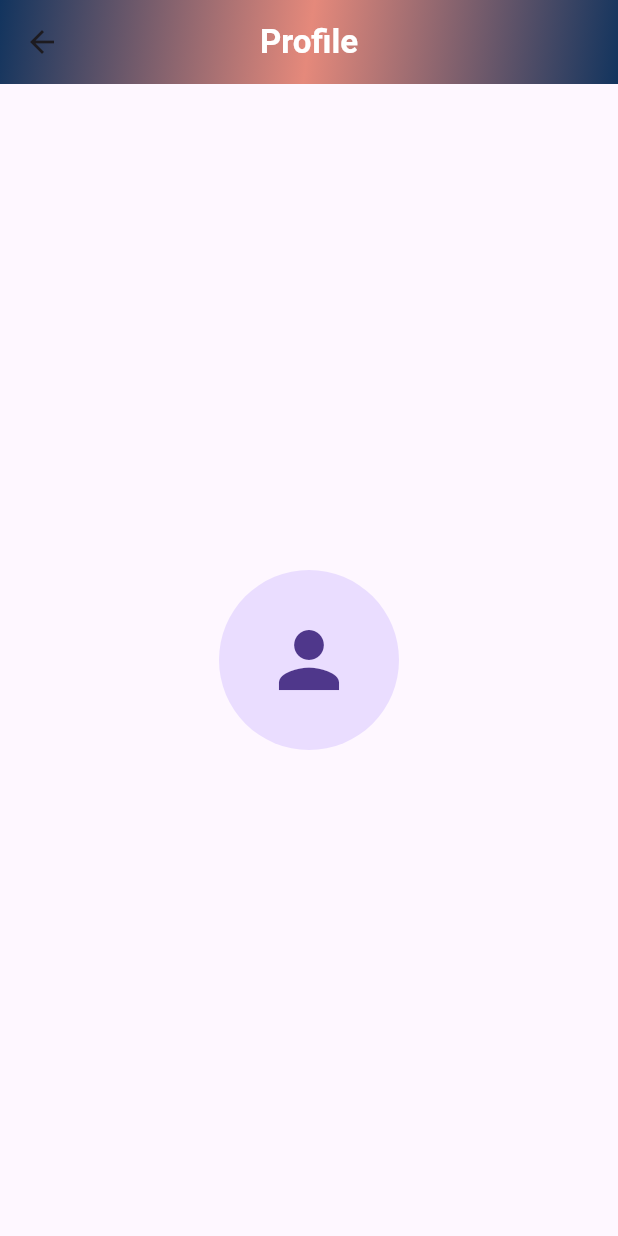
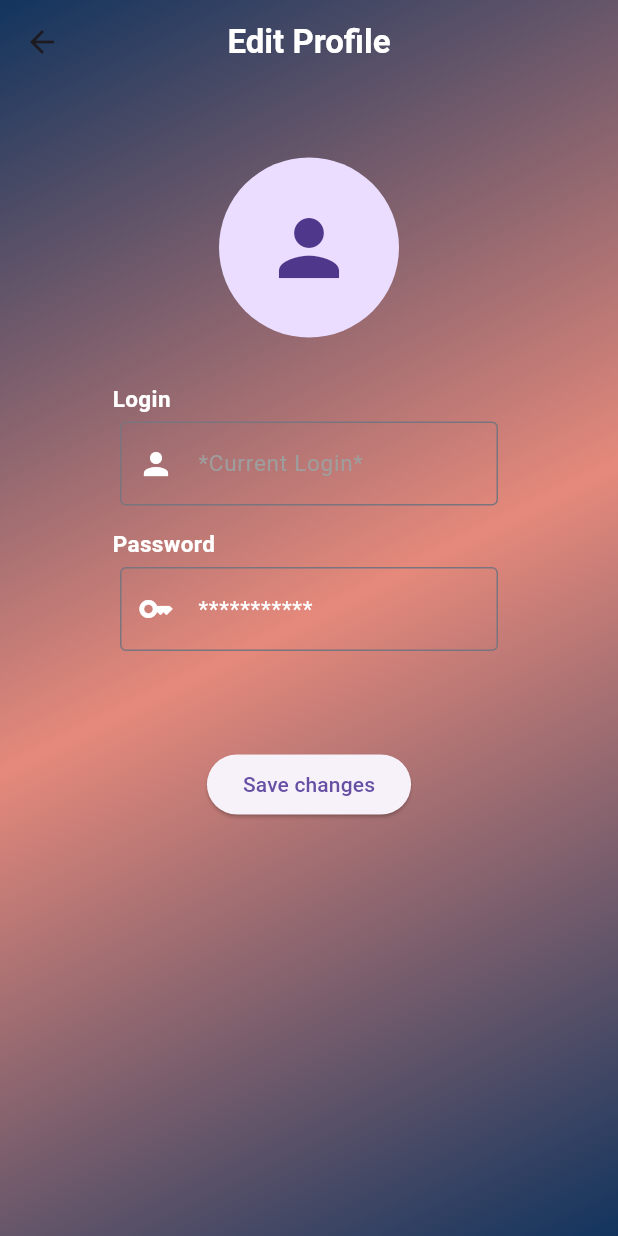
Before and after one commit to sqdxdeny/employee_managment_project, a Flutter app: the ProfileForm screen opened directly, on a phone screen of 412 x 824 dp. Run offline on Flutter 3.47's test engine with Material 3 defaults, Android fonts, the phone set to English and light mode, and no system bars; our stand-ins replace auto_route, easy_localization, equatable, flutter_bloc, image_picker, shared_preferences; accounts and stored records are empty.

Commit message:
update: save1

```diff
--- a/lib/presentation/screens/authorization/authorization_form.dart
+++ b/lib/presentation/screens/authorization/authorization_form.dart
@@ -59,7 +59,7 @@ class AuthorizationForm extends StatelessWidget {
   //LOGIN AND PASSWORD // BODY //
   Widget _bodyPadding(BuildContext context) {
     return Padding(
-      padding: const EdgeInsets.all(16.0),
+      padding: EdgeInsets.all(75),
       child: Column(
         spacing: 20,
         children: [
@@ -85,13 +85,9 @@ class AuthorizationForm extends StatelessWidget {
     );
   }
 
-  PreferredSizeWidget _appBarBottom(BuildContext context) {
-    return PreferredSize(
-      preferredSize: Size.fromHeight(110),
-      child: Container(
-        height: 110,
-        child: Center(
-          child: Text(
+  PreferredSizeWidget _appBar(BuildContext context) {
+    return AppBar(
+      title: Text(
         LocaleKeys.authorization__title.tr(),
         style: TextStyle(
           color: Colors.white,
@@ -99,13 +95,20 @@ class AuthorizationForm extends StatelessWidget {
           fontWeight: FontWeight.bold,
         ),
       ),
-        ),
-      ),
+      backgroundColor: Colors.transparent,
+      elevation: 0,
+      centerTitle: true,
+      leading: _languageButton(context),
     );
   }
 
-  Widget get _appBarBackground {
-    return Container(
+  @override
+  Widget build(BuildContext context) {
+    return Scaffold(
+      extendBodyBehindAppBar: true,
+      appBar: _appBar(context),
+
+      body: Container(
         decoration: BoxDecoration(
           gradient: LinearGradient(
             colors: [Color(0xFF12345E), Color(0xFFE5897B), Color(0xFF12345E)],
@@ -113,20 +116,11 @@ class AuthorizationForm extends StatelessWidget {
             end: Alignment.bottomRight,
           ),
         ),
+        width: double.infinity,
+        height: double.infinity,
+        child:
+        _bodyPadding(context),
+      ),
     );
   }
-
-  PreferredSizeWidget _appBar(BuildContext context) {
-    return AppBar(
-      centerTitle: true,
-      flexibleSpace: _appBarBackground,
-      leading: _languageButton(context),
-      bottom: _appBarBottom(context),
-    );
 }
-
-  @override
-  Widget build(BuildContext context) {
-    return Scaffold(appBar: _appBar(context), body: _bodyPadding(context));
-  }
-}
--- a/lib/presentation/screens/profile/profile_form.dart
+++ b/lib/presentation/screens/profile/profile_form.dart
@@ -11,13 +11,17 @@ class _ProfileFormState extends State<ProfileForm> {
   @override
   Widget build(BuildContext context) {
     return Scaffold(
+      extendBodyBehindAppBar: true,
       appBar: AppBar(
         title: Text(
-          'Profile',
+          'Edit Profile',
           style: TextStyle(color: Colors.white, fontWeight: FontWeight.bold),
         ),
         centerTitle: true,
-        flexibleSpace: Container(
+        backgroundColor: Colors.transparent,
+        elevation: 0,
+      ),
+      body: Container(
         decoration: BoxDecoration(
           gradient: LinearGradient(
             colors: [Color(0xFF12345E), Color(0xFFE5897B), Color(0xFF12345E)],
@@ -25,12 +29,17 @@ class _ProfileFormState extends State<ProfileForm> {
             end: Alignment.bottomRight,
           ),
         ),
-        ),
-      ),
-      body: BlocBuilder<ProfileBloc, ProfileState>(
+        width: double.infinity,
+        height: double.infinity,
+        child: BlocBuilder<ProfileBloc, ProfileState>(
           builder: (context, state) {
-          return Center(
-            child: GestureDetector(
+            return Padding(
+              padding: EdgeInsets.all(75),
+              child: Column(
+                crossAxisAlignment: CrossAxisAlignment.center,
+                children: [
+                  Padding(padding: EdgeInsets.all(15)),
+                  GestureDetector(
                     onTap: () async {
                       final pickedFile = await ImagePicker().pickImage(
                         source: ImageSource.gallery,
@@ -44,15 +53,92 @@ class _ProfileFormState extends State<ProfileForm> {
                     child: CircleAvatar(
                       radius: 60,
                       backgroundImage:
-                    state.image != null ? FileImage(File(state.image!)) : null,
+                          state.image != null
+                              ? FileImage(File(state.image!))
+                              : null,
                       child:
-                    state.image == null ? Icon(Icons.person, size: 60) : null,
+                          state.image == null
+                              ? Icon(Icons.person, size: 60)
+                              : null,
                     ),
+                  ),
+                  Column(
+                    crossAxisAlignment: CrossAxisAlignment.start,
+                    children: [
+                      SizedBox(height: 30),
+                      Text(
+                        'Login',
+                        style: TextStyle(
+                          fontWeight: FontWeight.bold,
+                          color: Colors.white,
+                          fontSize: 15,
+                        ),
+                      ),
+                      Container(
+                        padding: EdgeInsets.all(5),
+                        decoration: BoxDecoration(
+                          color: Colors.transparent,
+                          borderRadius: BorderRadius.circular(40),
+                        ),
+                        child: TextFormField(
+                          decoration: InputDecoration(
+                            hoverColor: Colors.red,
+                            border: OutlineInputBorder(),
+                            prefixIcon: Icon(Icons.person, color: Colors.white),
+                            hintText: '*Current Login*',
+                            hintStyle: TextStyle(
+                              color: Colors.grey,
+                              fontSize: 15,
+                            ),
+                          ),
+                        ),
+                      ),
+                      SizedBox(height: 10),
+                      Text(
+                        'Password',
+                        style: TextStyle(
+                          fontWeight: FontWeight.bold,
+                          color: Colors.white,
+                          fontSize: 15,
+                        ),
+                      ),
+                      Container(
+                        padding: EdgeInsets.all(5),
+                        decoration: BoxDecoration(
+                          color: Colors.transparent,
+                          borderRadius: BorderRadius.circular(40),
+                        ),
+                        child: TextFormField(
+                          decoration: InputDecoration(
+                            border: OutlineInputBorder(),
+                            prefixIcon: Icon(
+                              Icons.key_outlined,
+                              color: Colors.white,
+                            ),
+                            hintText: '***********',
+                            hintStyle: TextStyle(
+                              color: Colors.white,
+                              fontSize: 15,
+                            ),
+                          ),
+                        ),
+                      ),
+                      SizedBox(height: 60),
+                    ],
+                  ),
+                  Center(
+                    child: ElevatedButton(
+                      onPressed: () {},
+                      child: Text('Save changes'),
+                      style: ButtonStyle(),
+                    ),
+                  ),
+                ],
               ),
             );
           },
         ),
-
+      ),
     );
   }
 }
```
Lines whose indentation alone changed are shown as unchanged.
